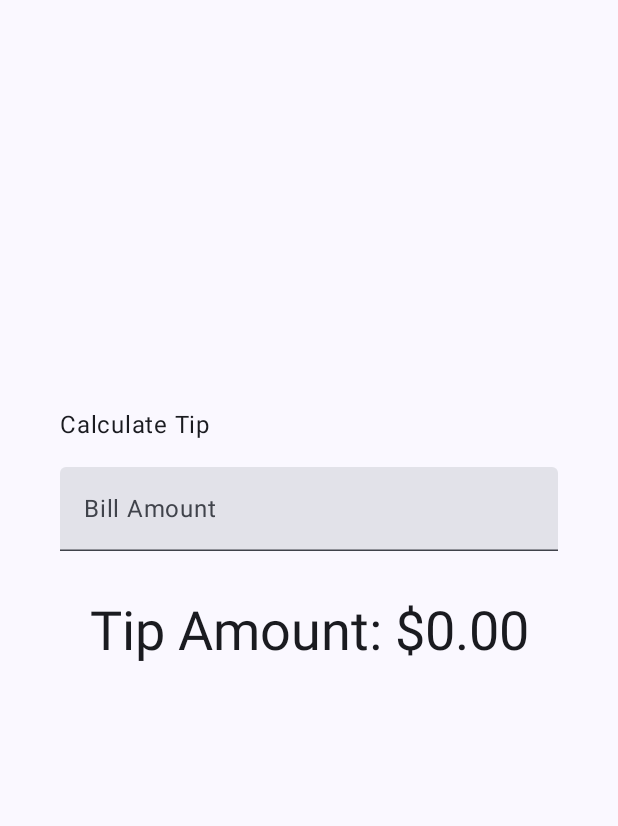
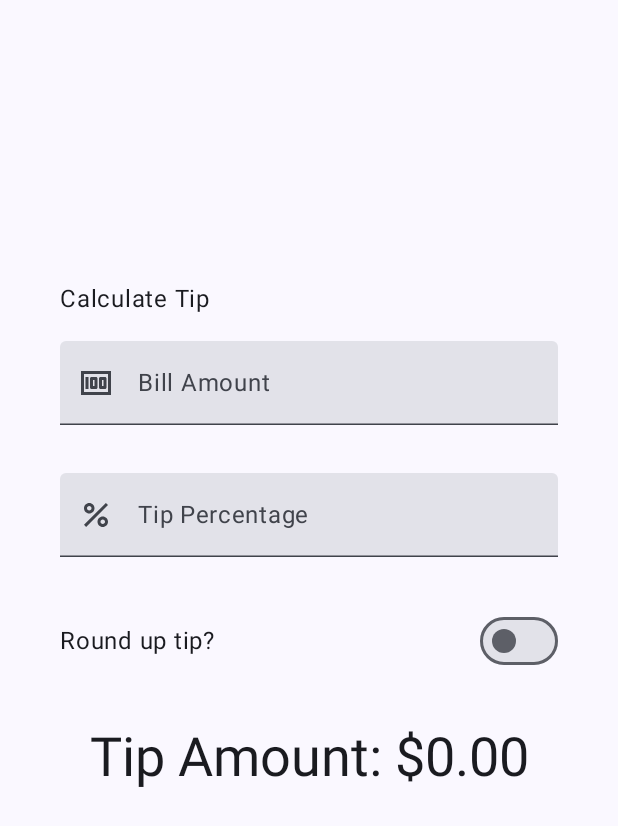
Before and after one commit to 34012203/COP3667, an Android app built with Jetpack Compose: the screen it shows after launch (MainActivity), on a phone screen of 412 x 824 dp. Shown: the top 826 px of the screen. Run offline under Robolectric (Android 15) with nearby library versions, the phone set to English and light mode, and no system bars.

Commit message:
Tip Calculator
Added tip percentage text box and round up slider

```diff
--- a/Assignment 3/app/src/main/java/com/example/tiptime/MainActivity.kt
+++ b/Assignment 3/app/src/main/java/com/example/tiptime/MainActivity.kt
@@ -1,11 +1,15 @@
+
 package com.example.tiptime
 
 import android.os.Bundle
 import androidx.activity.ComponentActivity
 import androidx.activity.compose.setContent
 import androidx.activity.enableEdgeToEdge
+import androidx.annotation.DrawableRes
+import androidx.annotation.StringRes
 import androidx.compose.foundation.layout.Arrangement
 import androidx.compose.foundation.layout.Column
+import androidx.compose.foundation.layout.Row
 import androidx.compose.foundation.layout.Spacer
 import androidx.compose.foundation.layout.fillMaxSize
 import androidx.compose.foundation.layout.fillMaxWidth
@@ -13,11 +17,14 @@ import androidx.compose.foundation.layout.height
 import androidx.compose.foundation.layout.padding
 import androidx.compose.foundation.layout.safeDrawingPadding
 import androidx.compose.foundation.layout.statusBarsPadding
+import androidx.compose.foundation.layout.wrapContentWidth
 import androidx.compose.foundation.rememberScrollState
 import androidx.compose.foundation.text.KeyboardOptions
 import androidx.compose.foundation.verticalScroll
+import androidx.compose.material3.Icon
 import androidx.compose.material3.MaterialTheme
 import androidx.compose.material3.Surface
+import androidx.compose.material3.Switch
 import androidx.compose.material3.Text
 import androidx.compose.material3.TextField
 import androidx.compose.runtime.Composable
@@ -27,7 +34,9 @@ import androidx.compose.runtime.remember
 import androidx.compose.runtime.setValue
 import androidx.compose.ui.Alignment
 import androidx.compose.ui.Modifier
+import androidx.compose.ui.res.painterResource
 import androidx.compose.ui.res.stringResource
+import androidx.compose.ui.text.input.ImeAction
 import androidx.compose.ui.text.input.KeyboardType
 import androidx.compose.ui.tooling.preview.Preview
 import androidx.compose.ui.unit.dp
@@ -53,9 +62,12 @@ class MainActivity : ComponentActivity() {
 @Composable
 fun TipTimeLayout() {
     var amountInput by remember { mutableStateOf("") }
+    var tipInput by remember { mutableStateOf("") }
+    var roundUp by remember { mutableStateOf(false) }
 
     val amount = amountInput.toDoubleOrNull() ?: 0.0
-    val tip = calculateTip(amount)
+    val tipPercent = tipInput.toDoubleOrNull() ?: 0.0
+    val tip = calculateTip(amount, tipPercent, roundUp)
 
     Column(
         modifier = Modifier
@@ -73,9 +85,31 @@ fun TipTimeLayout() {
                 .align(alignment = Alignment.Start)
         )
         EditNumberField(
+            label = R.string.bill_amount,
+            leadingIcon = R.drawable.money,
+            keyboardOptions = KeyboardOptions.Default.copy(
+                keyboardType = KeyboardType.Number,
+                imeAction = ImeAction.Next
+            ),
             value = amountInput,
             onValueChanged = { amountInput = it },
-            modifier = Modifier.padding(bottom = 32.dp).fillMaxWidth()
+            modifier = Modifier.padding(bottom = 32.dp).fillMaxWidth(),
+        )
+        EditNumberField(
+            label = R.string.tip_percentage,
+            leadingIcon = R.drawable.percent,
+            keyboardOptions = KeyboardOptions.Default.copy(
+                keyboardType = KeyboardType.Number,
+                imeAction = ImeAction.Done
+            ),
+            value = tipInput,
+            onValueChanged = { tipInput = it },
+            modifier = Modifier.padding(bottom = 32.dp).fillMaxWidth(),
+        )
+        RoundTheTipRow(
+            roundUp = roundUp,
+            onRoundUpChanged = { roundUp = it },
+            modifier = Modifier.padding(bottom = 32.dp)
         )
         Text(
             text = stringResource(R.string.tip_amount, tip),
@@ -87,27 +121,51 @@ fun TipTimeLayout() {
 
 @Composable
 fun EditNumberField(
+    @StringRes label: Int,
+    @DrawableRes leadingIcon: Int,
+    keyboardOptions: KeyboardOptions,
     value: String,
     onValueChanged: (String) -> Unit,
-    modifier: Modifier
+    modifier: Modifier = Modifier
 ) {
     TextField(
         value = value,
         singleLine = true,
+        leadingIcon = { Icon(painter = painterResource(id = leadingIcon), null) },
         modifier = modifier,
         onValueChange = onValueChanged,
-        label = { Text(stringResource(R.string.bill_amount)) },
-        keyboardOptions = KeyboardOptions(keyboardType = KeyboardType.Number)
+        label = { Text(stringResource(label)) },
+        keyboardOptions = keyboardOptions
     )
 }
 
-/**
- * Calculates the tip based on the user input and format the tip amount
- * according to the local currency.
- * Example would be "$10.00".
- */
-private fun calculateTip(amount: Double, tipPercent: Double = 15.0): String {
-    val tip = tipPercent / 100 * amount
+@Composable
+fun RoundTheTipRow(
+    roundUp: Boolean,
+    onRoundUpChanged: (Boolean) -> Unit,
+    modifier: Modifier = Modifier
+) {
+    Row(
+        modifier = modifier.fillMaxWidth(),
+        verticalAlignment = Alignment.CenterVertically
+    ) {
+        Text(text = stringResource(R.string.round_up_tip))
+        Switch(
+            modifier = Modifier
+                .fillMaxWidth()
+                .wrapContentWidth(Alignment.End),
+            checked = roundUp,
+            onCheckedChange = onRoundUpChanged
+        )
+    }
+}
+
+
+private fun calculateTip(amount: Double, tipPercent: Double = 15.0, roundUp: Boolean): String {
+    var tip = tipPercent / 100 * amount
+    if (roundUp) {
+        tip = kotlin.math.ceil(tip)
+    }
     return NumberFormat.getCurrencyInstance().format(tip)
 }
 
--- /dev/null
+++ b/Assignment 3/app/src/main/res/drawable/money.xml
@@ -0,0 +1,6 @@
+<vector android:height="24dp" android:tint="#000000"
+    android:viewportHeight="24" android:viewportWidth="24"
+    android:width="24dp" xmlns:android="http://schemas.android.com/apk/res/android">
+    <path android:fillColor="@android:color/white" android:pathData="M5,8h2v8L5,16zM12,8L9,8c-0.55,0 -1,0.45 -1,1v6c0,0.55 0.45,1 1,1h3c0.55,0 1,-0.45 1,-1L13,9c0,-0.55 -0.45,-1 -1,-1zM11,14h-1v-4h1v4zM18,8h-3c-0.55,0 -1,0.45 -1,1v6c0,0.55 0.45,1 1,1h3c0.55,0 1,-0.45 1,-1L19,9c0,-0.55 -0.45,-1 -1,-1zM17,14h-1v-4h1v4z"/>
+    <path android:fillColor="@android:color/white" android:pathData="M2,4v16h20L22,4L2,4zM4,18L4,6h16v12L4,18z"/>
+</vector>
--- /dev/null
+++ b/Assignment 3/app/src/main/res/drawable/percent.xml
@@ -0,0 +1,7 @@
+<vector android:height="24dp" android:tint="#000000"
+    android:viewportHeight="24" android:viewportWidth="24"
+    android:width="24dp" xmlns:android="http://schemas.android.com/apk/res/android">
+    <path android:fillColor="@android:color/white" android:pathData="M7.5,11C9.43,11 11,9.43 11,7.5S9.43,4 7.5,4S4,5.57 4,7.5S5.57,11 7.5,11zM7.5,6C8.33,6 9,6.67 9,7.5S8.33,9 7.5,9S6,8.33 6,7.5S6.67,6 7.5,6z"/>
+    <path android:fillColor="@android:color/white" android:pathData="M4.0025,18.5831l14.5875,-14.5875l1.4142,1.4142l-14.5875,14.5875z"/>
+    <path android:fillColor="@android:color/white" android:pathData="M16.5,13c-1.93,0 -3.5,1.57 -3.5,3.5s1.57,3.5 3.5,3.5s3.5,-1.57 3.5,-3.5S18.43,13 16.5,13zM16.5,18c-0.83,0 -1.5,-0.67 -1.5,-1.5s0.67,-1.5 1.5,-1.5s1.5,0.67 1.5,1.5S17.33,18 16.5,18z"/>
+</vector>
--- a/Assignment 3/app/src/main/res/values/strings.xml
+++ b/Assignment 3/app/src/main/res/values/strings.xml
@@ -2,5 +2,7 @@
     <string name="app_name">Tip Time</string>
     <string name="calculate_tip">Calculate Tip</string>
     <string name="bill_amount">Bill Amount</string>
+    <string name="tip_percentage">Tip Percentage</string>
     <string name="tip_amount">Tip Amount: %s</string>
+    <string name="round_up_tip">Round up tip?</string>
 </resources>
```
